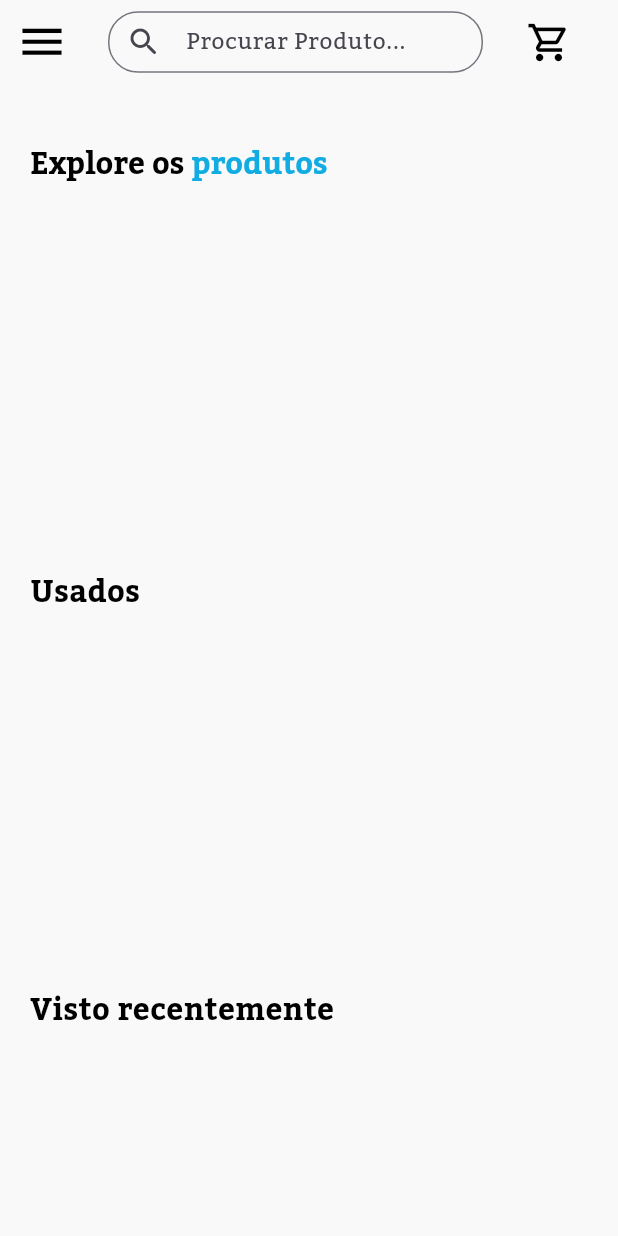
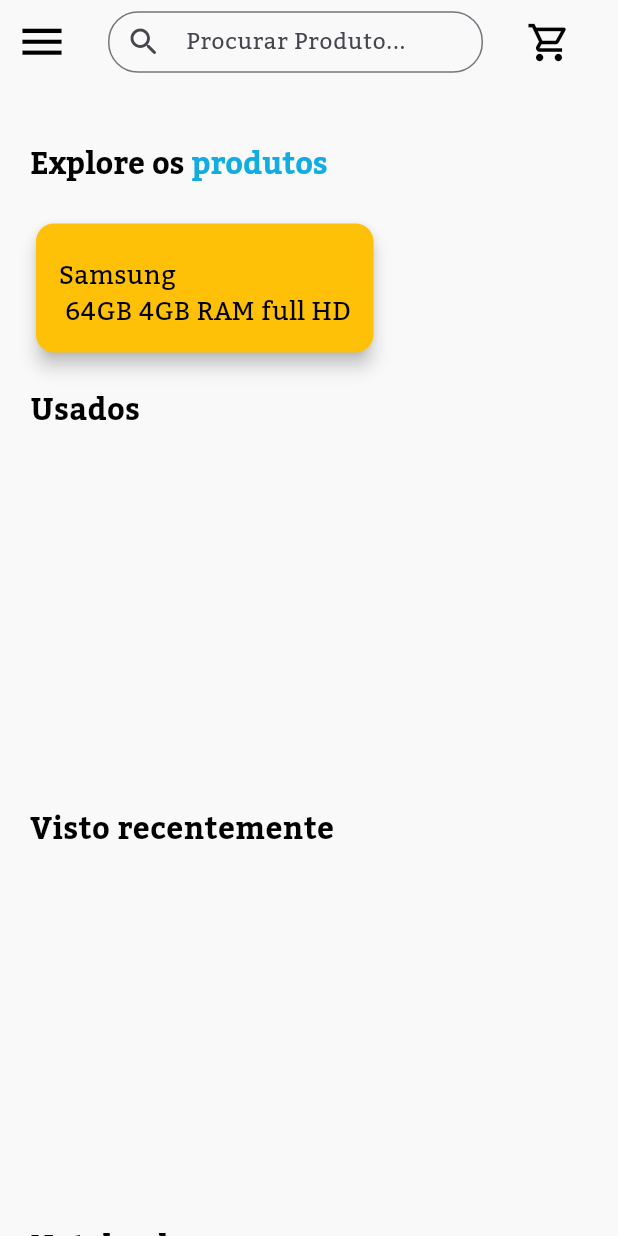
Before and after one commit to ca1ogabriel/projeto_integrador-main, a Flutter app: the TelaHome screen opened by its route, on a phone screen of 412 x 824 dp. Run offline on Flutter 3.47's test engine with Material 3 defaults, Android fonts, the phone set to English and light mode, and no system bars; our stand-ins replace cloud_firestore, firebase_auth, firebase_core, image_picker; accounts and stored records are empty; generated files the repository leaves out were written again.

Commit message:
criado um card viwer

```diff
--- a/lib/views/home/tela_home.dart
+++ b/lib/views/home/tela_home.dart
@@ -87,25 +87,38 @@ class _TelaHomeState extends State<TelaHome> {
               ],
             ),
             const SizedBox(
-              height: 250,
+              height: 15,
             ),
-             Row(
-              children: [
-                SizedBox(
-                  child: Column(
+            const SizedBox(
+              child: Row(
+                children: [
+                  Column(
                     children: [
-                      Container(
-                        alignment: Alignment.center,
-                        decoration: BoxDecoration(
-                          color: Colors.black,
-                          borderRadius: BorderRadiusDirectional.circular(10),
-
-                        ),
+                      Card(
+                        elevation: 5,
+                        color: Colors.amber,
+                        child: Padding(
+                          padding: EdgeInsets.all(15.0),
+                          child: Column(
+                            mainAxisSize: MainAxisSize.min,
+                            children: [
+                              SizedBox(height: 8,),
+                              Text('Samsung \n 64GB 4GB RAM full HD',
+                              style: TextStyle(
+                                fontFamily: 'Kadwa',
+                                fontSize: 17,
+                                color: Colors.black
+                              ),),
+                            ],
+                          ),
+                          ),
                       )
-                    ]
-                  ),
-                 ),
-              ],
+                    ],
+                  )
+                ],)
+            ),
+            const SizedBox(
+              height: 20,
             ),
             const Row(
               children: [
```
